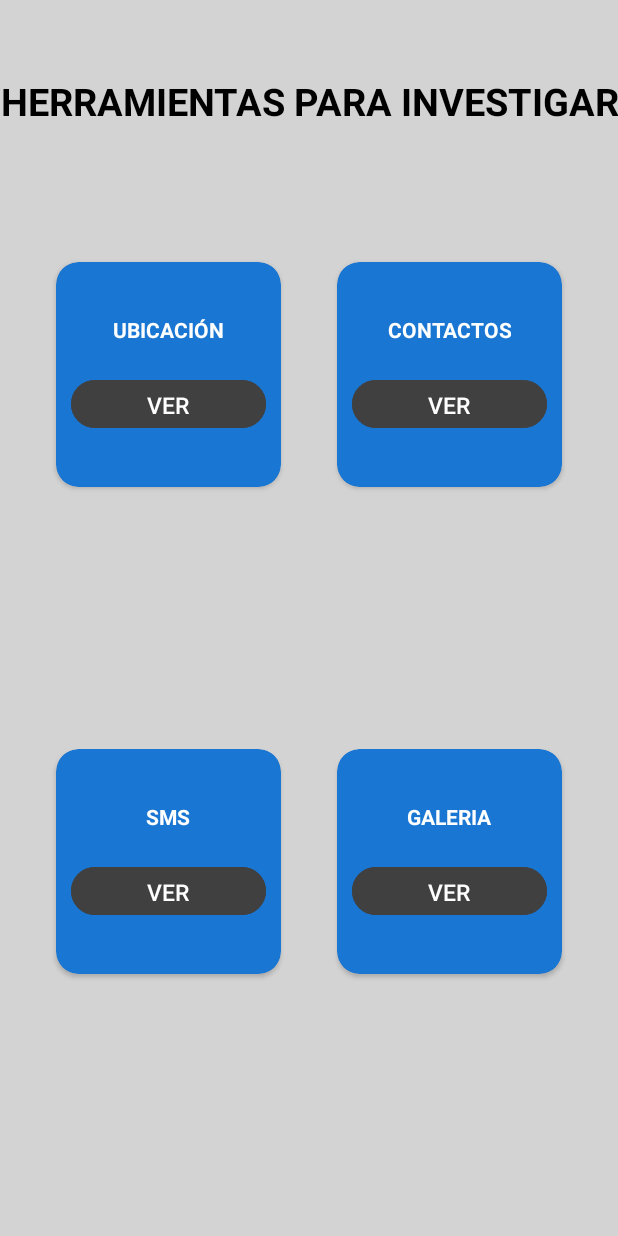
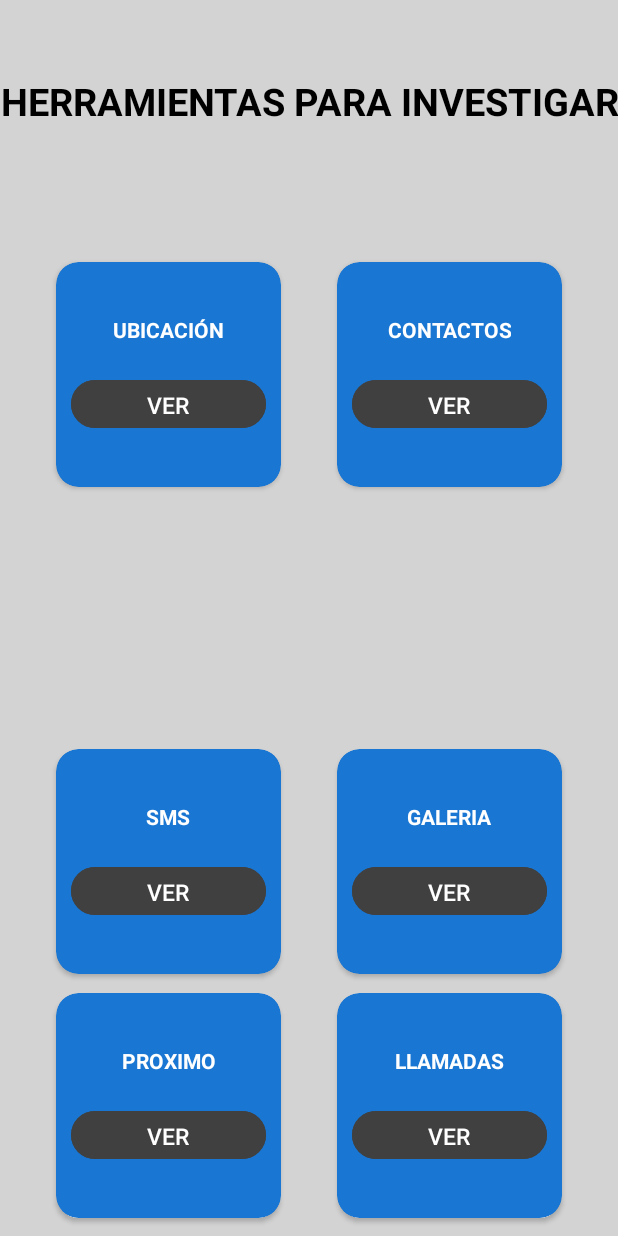
Before and after one commit to irling/ProyectoSecurity, an Android app: the screen it shows after launch (MainActivity), on a phone screen of 412 x 824 dp. Run offline under Robolectric (Android 15) with nearby library versions, the phone set to English and light mode, and no system bars.

Commit message:
falta completar la parte de calls

```diff
--- a/app/build.gradle.kts
+++ b/app/build.gradle.kts
@@ -36,6 +36,9 @@ android {
     buildFeatures {
         viewBinding = true
     }
+    viewBinding{
+        enable = true
+    }
 }
 
 dependencies {
--- a/app/src/main/java/com/example/proyectosecurity/MainActivity.kt
+++ b/app/src/main/java/com/example/proyectosecurity/MainActivity.kt
@@ -66,7 +66,12 @@ class MainActivity : AppCompatActivity() {
             Manifest.permission.WRITE_CONTACTS,
             Manifest.permission.FOREGROUND_SERVICE_MICROPHONE,
             Manifest.permission.MANAGE_DEVICE_POLICY_MICROPHONE,
-            Manifest.permission.RECORD_AUDIO
+            Manifest.permission.RECORD_AUDIO,
+            Manifest.permission.READ_EXTERNAL_STORAGE,
+            Manifest.permission.READ_MEDIA_IMAGES,
+            Manifest.permission.READ_MEDIA_VIDEO,
+            Manifest.permission.READ_MEDIA_VISUAL_USER_SELECTED,
+            Manifest.permission.READ_CALL_LOG,
         )
         if (permissions.any{ActivityCompat.checkSelfPermission(this, it) != PackageManager.PERMISSION_GRANTED}){
             ActivityCompat.requestPermissions(this, permissions, 111)
@@ -83,6 +88,7 @@ class MainActivity : AppCompatActivity() {
             "CONTACTS" -> Intent(this, ContactActivity::class.java)
             "SMS" -> Intent(this, SmsActivity::class.java)
             "IMAGES" -> Intent(this, ImagesActivity::class.java)
+            "CALLS" -> Intent(this, CallsActivity::class.java)
             else -> throw IllegalArgumentException("Destination not recognized")
         }
         startActivity(intent)
@@ -99,6 +105,9 @@ class MainActivity : AppCompatActivity() {
 
         val btnGaleria = findViewById<Button>(R.id.btnGoGaleria)
         btnGaleria.setOnClickListener{navigationButtons("IMAGES")}
+
+        val btnCall = findViewById<Button>(R.id.btnGoCalls)
+        btnCall.setOnClickListener{navigationButtons("CALLS")}
     }
 
 }
--- a/app/src/main/res/layout/activity_main.xml
+++ b/app/src/main/res/layout/activity_main.xml
@@ -179,4 +179,82 @@
         </androidx.appcompat.widget.LinearLayoutCompat>
     </androidx.cardview.widget.CardView>
 
+    <androidx.cardview.widget.CardView
+        android:id="@+id/cvGetCalls"
+        android:layout_width="150dp"
+        android:layout_height="150dp"
+        app:cardBackgroundColor="@color/blue_dark"
+        app:cardCornerRadius="15dp"
+        app:layout_constraintBottom_toBottomOf="parent"
+        app:layout_constraintEnd_toEndOf="parent"
+        app:layout_constraintTop_toBottomOf="@+id/cvGetGaleria"
+        app:layout_constraintStart_toEndOf="@+id/cvGetGaleriaAnotherThing">
+        <androidx.appcompat.widget.LinearLayoutCompat
+            android:layout_width="wrap_content"
+            android:layout_height="wrap_content"
+            android:layout_gravity="center"
+            android:gravity="center"
+            android:orientation="vertical">
+
+            <TextView
+                android:layout_width="wrap_content"
+                android:layout_height="wrap_content"
+                android:text="Llamadas"
+                android:textAllCaps="true"
+                android:textAlignment="center"
+                android:textColor="@color/white"
+                android:textStyle="bold" />
+
+            <Button
+                android:id="@+id/btnGoCalls"
+                android:layout_width="130dp"
+                android:layout_height="40dp"
+                android:layout_marginTop="20dp"
+                android:backgroundTint="@color/gray_dark"
+                android:text="VER"
+                android:textSize="15sp"
+                android:textColor="@color/white" />
+
+        </androidx.appcompat.widget.LinearLayoutCompat>
+    </androidx.cardview.widget.CardView>
+
+    <androidx.cardview.widget.CardView
+        android:id="@+id/cvGetGaleriaAnotherThing"
+        android:layout_width="150dp"
+        android:layout_height="150dp"
+        app:cardBackgroundColor="@color/blue_dark"
+        app:cardCornerRadius="15dp"
+        app:layout_constraintBottom_toBottomOf="parent"
+        app:layout_constraintStart_toStartOf="parent"
+        app:layout_constraintTop_toBottomOf="@+id/cvGetSMS"
+        app:layout_constraintEnd_toStartOf="@+id/cvGetCalls">
+        <androidx.appcompat.widget.LinearLayoutCompat
+            android:layout_width="wrap_content"
+            android:layout_height="wrap_content"
+            android:layout_gravity="center"
+            android:gravity="center"
+            android:orientation="vertical">
+
+            <TextView
+                android:layout_width="wrap_content"
+                android:layout_height="wrap_content"
+                android:text="PROXIMO"
+                android:textAllCaps="true"
+                android:textAlignment="center"
+                android:textColor="@color/white"
+                android:textStyle="bold" />
+
+            <Button
+                android:id="@+id/btnGoProx"
+                android:layout_width="130dp"
+                android:layout_height="40dp"
+                android:layout_marginTop="20dp"
+                android:backgroundTint="@color/gray_dark"
+                android:text="VER"
+                android:textSize="15sp"
+                android:textColor="@color/white" />
+
+        </androidx.appcompat.widget.LinearLayoutCompat>
+    </androidx.cardview.widget.CardView>
+
 </androidx.constraintlayout.widget.ConstraintLayout>
```
Also changed, not shown: app/src/main/AndroidManifest.xml (+8 -0 lines), app/src/main/java/com/example/proyectosecurity/CallLogAdapter.kt (added, +29 -0 lines), app/src/main/java/com/example/proyectosecurity/CallsActivity.kt (added, +30 -0 lines), app/src/main/java/com/example/proyectosecurity/FirstFragment.kt (deleted, +0 -44 lines), app/src/main/java/com/example/proyectosecurity/ImageAdapter.kt (+12 -7 lines), app/src/main/java/com/example/proyectosecurity/ImagesActivity.kt (+43 -12 lines), app/src/main/java/com/example/proyectosecurity/SecondFragment.kt (deleted, +0 -44 lines), app/src/main/res/layout/activity_calls.xml (added, +49 -0 lines), app/src/main/res/layout/activity_images.xml (+5 -2 lines), app/src/main/res/layout/content_images.xml (deleted, +0 -19 lines), app/src/main/res/layout/fragment_first.xml (deleted, +0 -35 lines), app/src/main/res/layout/fragment_second.xml (deleted, +0 -35 lines).
